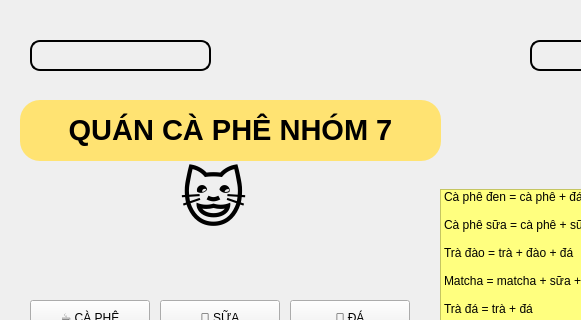
First picture: the form in giaodien_cf.ui, repository kaliclorat/tuduylaptrinh, before the edit; both pictures show x 0 to 581 and y 0 to 320 of the 800 by 600 pixel window.
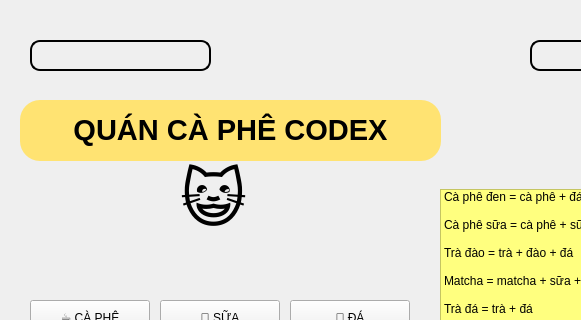
Second picture: the form after the edit.

The edit to the form file:
```diff
--- a/giaodien_cf.ui
+++ b/giaodien_cf.ui
@@ -56,8 +56,8 @@
 hr { height: 1px; border-width: 0; }
 li.unchecked::marker { content: &quot;\2610&quot;; }
 li.checked::marker { content: &quot;\2612&quot;; }
-&lt;/style&gt;&lt;/head&gt;&lt;body style=&quot; font-family:'Times New Roman'; font-size:22pt; font-weight:75; font-style:normal; background-color: yellow;&quot;&gt;
-&lt;p align=&quot;center&quot; style=&quot; margin-top:0px; margin-bottom:0px; margin-left:0px; margin-right:0px; -qt-block-indent:0; text-indent:0px;&quot;&gt;&lt;span style=&quot; font-weight:700;&quot;&gt;QUÁN CÀ PHÊ NHÓM 7&lt;/span&gt;&lt;/p&gt;&lt;/body&gt;&lt;/html&gt;</string>
+&lt;/style&gt;&lt;/head&gt;&lt;body style=&quot; font-family:'MS Shell Dlg 2'; font-size:22pt; font-weight:75; font-style:normal;&quot; bgcolor=&quot;#ffff00&quot;&gt;
+&lt;p align=&quot;center&quot; style=&quot; margin-top:0px; margin-bottom:0px; margin-left:0px; margin-right:0px; -qt-block-indent:0; text-indent:0px;&quot;&gt;&lt;span style=&quot; font-family:'Times New Roman'; font-weight:700;&quot;&gt;QUÁN CÀ PHÊ CODEX&lt;/span&gt;&lt;/p&gt;&lt;/body&gt;&lt;/html&gt;</string>
     </property>
    </widget>
    <widget class="QLabel" name="con_meo">
```
